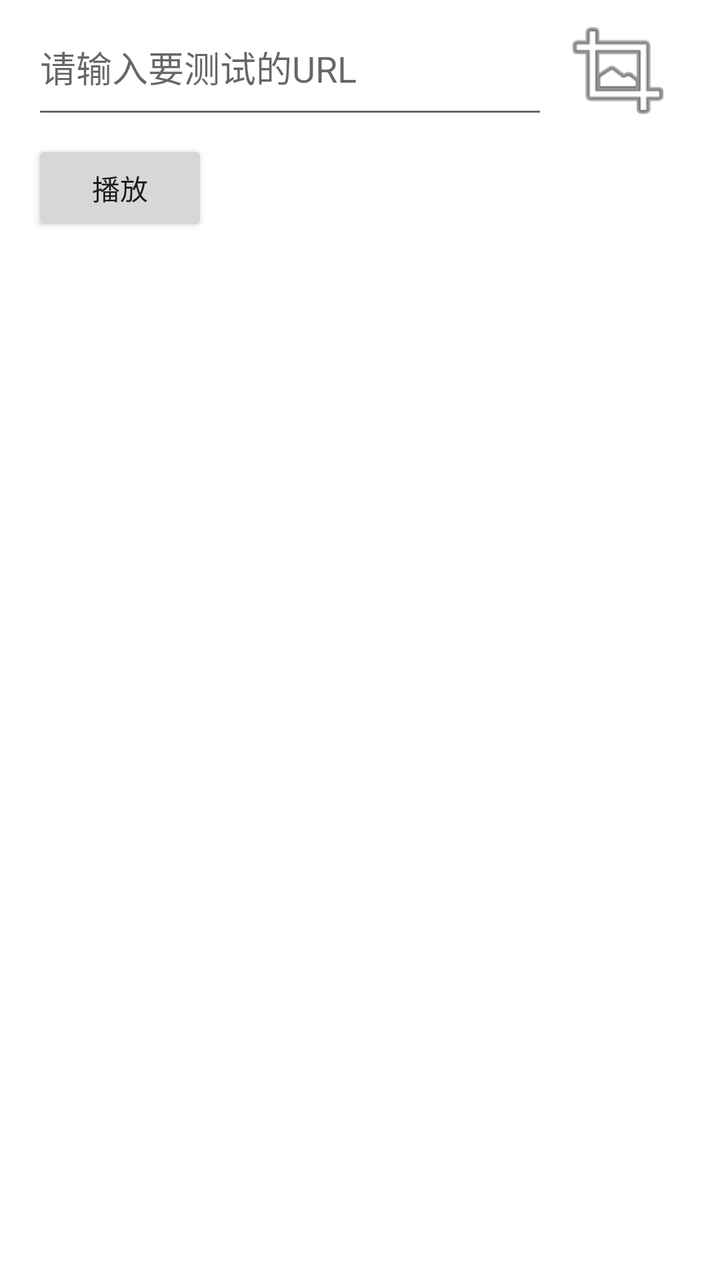
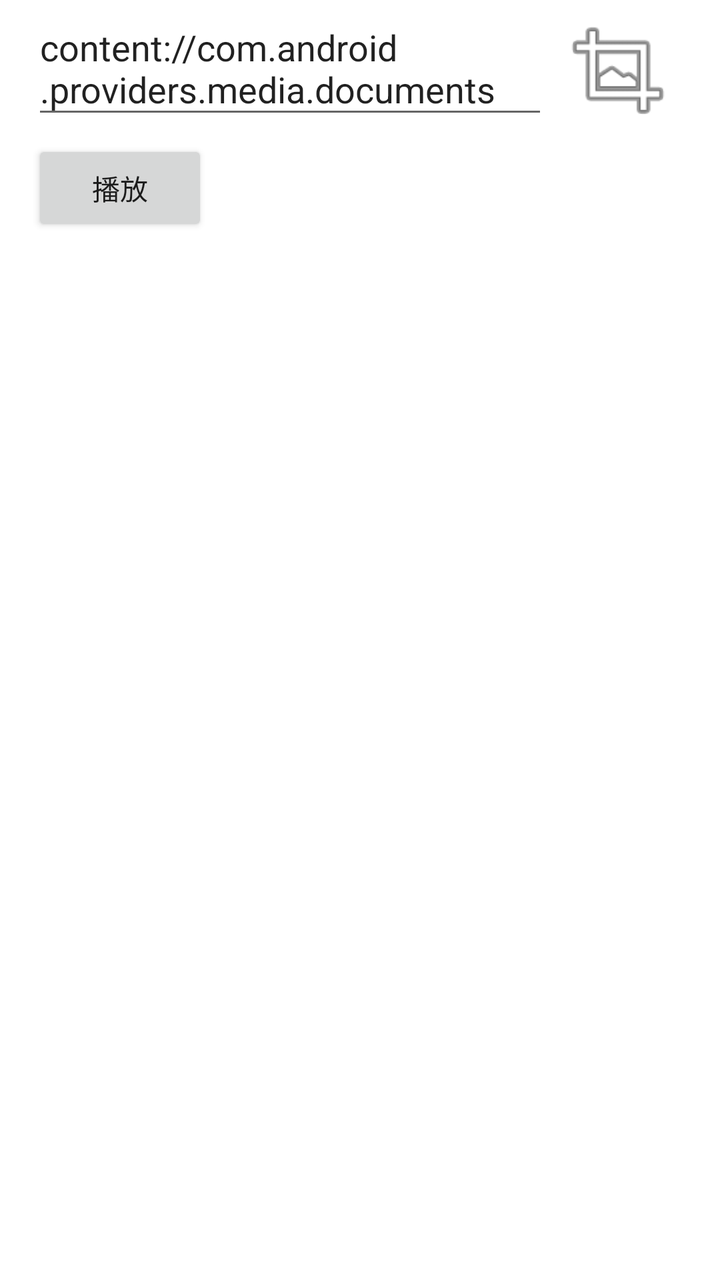

The first picture is an Android layout as it rendered before a commit; the second is the same layout after the commit. The layout source and the unified diff follow.
<!-- AndroidManifest.xml: another module's application theme Theme.VideoTools -->
<!-- res/layout/fragment_file_list.xml -->
<LinearLayout xmlns:android="http://schemas.android.com/apk/res/android"
    xmlns:tools="http://schemas.android.com/tools"
    android:layout_width="match_parent"
    android:layout_height="wrap_content"
    android:orientation="vertical"
    android:paddingLeft="@dimen/ijk_horizontal_margin"
    android:paddingRight="@dimen/ijk_horizontal_margin">

    <androidx.appcompat.widget.LinearLayoutCompat
        android:layout_width="match_parent"
        android:layout_height="wrap_content"
        android:orientation="horizontal">

        <EditText
            android:id="@+id/path_view"
            android:layout_width="0dp"
            android:layout_height="wrap_content"
            android:layout_weight="1"
            android:hint="请输入要测试的URL"
            android:inputType="none"
            android:lines="2"
            android:visibility="visible" />

        <androidx.appcompat.widget.AppCompatImageView
            android:id="@+id/pic_select"
            android:layout_width="60dp"
            android:layout_height="60dp"
            android:layout_margin="5dp"
            android:scaleType="fitXY"
            android:src="@android:drawable/ic_menu_crop" />
    </androidx.appcompat.widget.LinearLayoutCompat>

    <androidx.appcompat.widget.AppCompatButton
        android:id="@+id/player_path"
        android:layout_width="wrap_content"
        android:layout_height="wrap_content"
        android:text="播放" />

    <ListView
        android:id="@+id/file_list_view"
        android:layout_width="wrap_content"
        android:layout_height="wrap_content"
        android:choiceMode="singleChoice"
        tools:context=".file_list_view" />

</LinearLayout>
<!-- resources referenced by this layout -->
<resources>
  <dimen name="ijk_horizontal_margin">@dimen/activity_horizontal_margin</dimen>
  <style name="Theme.VideoTools" parent="Theme.MaterialComponents.DayNight.DarkActionBar">
          
          <item name="colorPrimary">@color/purple_500</item>
          <item name="colorPrimaryVariant">@color/purple_700</item>
          <item name="colorOnPrimary">@color/white</item>
          
          <item name="colorSecondary">@color/teal_200</item>
          <item name="colorSecondaryVariant">@color/teal_700</item>
          <item name="colorOnSecondary">@color/black</item>
          
          <item name="android:statusBarColor" tools:targetApi="l">?attr/colorPrimaryVariant</item>
          
      </style>
  <dimen name="activity_horizontal_margin">16dp</dimen>
  <color name="purple_500">#FF6200EE</color>
  <color name="purple_700">#FF3700B3</color>
  <color name="white">#FFFFFFFF</color>
  <color name="teal_200">#FF03DAC5</color>
  <color name="teal_700">#FF018786</color>
  <color name="black">#FF000000</color>
</resources>

<!-- the commit's change to res/layout/fragment_file_list.xml (unified diff, before → after) -->
@@ -18,6 +18,7 @@
             android:layout_weight="1"
             android:hint="请输入要测试的URL"
             android:inputType="none"
+            android:text="content://com.android.providers.media.documents/document/video%3A2629"
             android:lines="2"
             android:visibility="visible" />
 
